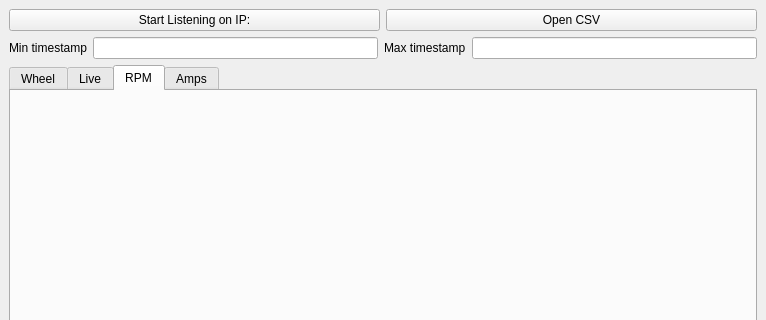
dinordi/CanEtherMonitor, file gui/CanEther.ui: the form before one commit; both pictures show x 0 to 766 and y 0 to 320 of the 766 by 550 pixel window.
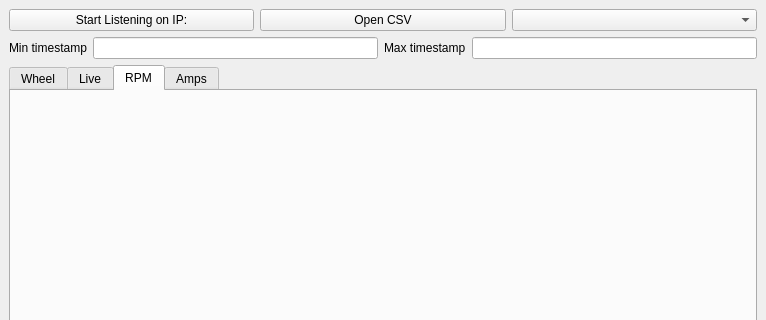
The form after the commit.

Commit message: Refactor: Moved from matplotlib to Plotly for improved ui

Diff of the .ui file:
```diff
--- a/gui/CanEther.ui
+++ b/gui/CanEther.ui
@@ -31,6 +31,9 @@
         </property>
        </widget>
       </item>
+      <item>
+       <widget class="QComboBox" name="comboTheme"/>
+      </item>
      </layout>
     </item>
     <item>
```
Left out of the diff: 2 changed lines with no effect on the pictures. The commit also changes 3 other files.
